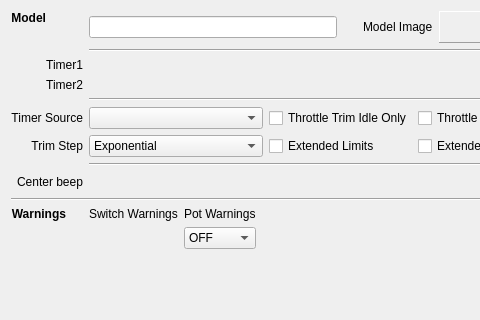
This is companion/src/modeledit/setup.ui in opentx/opentx as Qt 5 draws it before an edit; both pictures show x 0 to 480 and y 0 to 320 of the 840 by 520 pixel window. The edited form follows.
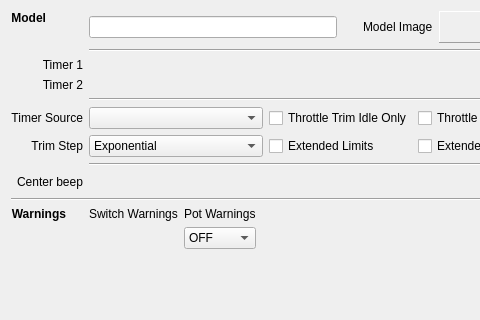
This is the edited form.

Diff of the .ui file:
```diff
--- a/companion/src/modeledit/setup.ui
+++ b/companion/src/modeledit/setup.ui
@@ -153,7 +153,7 @@
         </font>
        </property>
        <property name="text">
-        <string>Timer2</string>
+        <string>Timer 2</string>
        </property>
        <property name="alignment">
         <set>Qt::AlignRight|Qt::AlignTrailing|Qt::AlignVCenter</set>
@@ -169,7 +169,7 @@
         </font>
        </property>
        <property name="text">
-        <string>Timer1</string>
+        <string>Timer 1</string>
        </property>
        <property name="alignment">
         <set>Qt::AlignRight|Qt::AlignTrailing|Qt::AlignVCenter</set>
```
Left out of the diff: 2 changed lines with no effect on the pictures.
